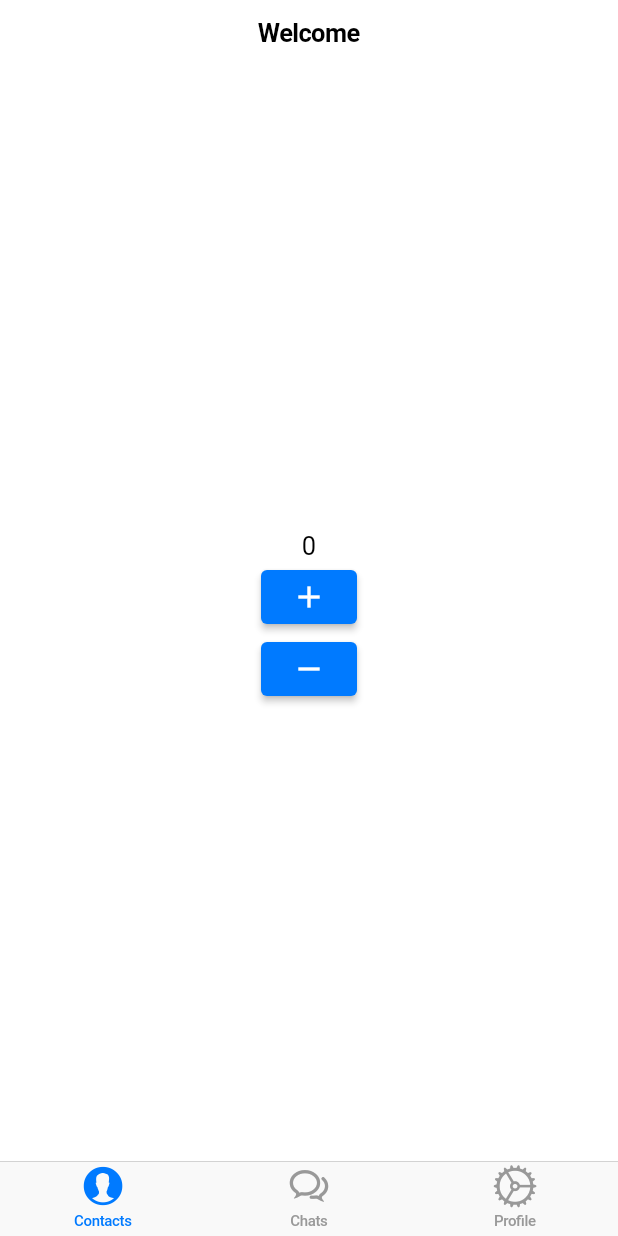
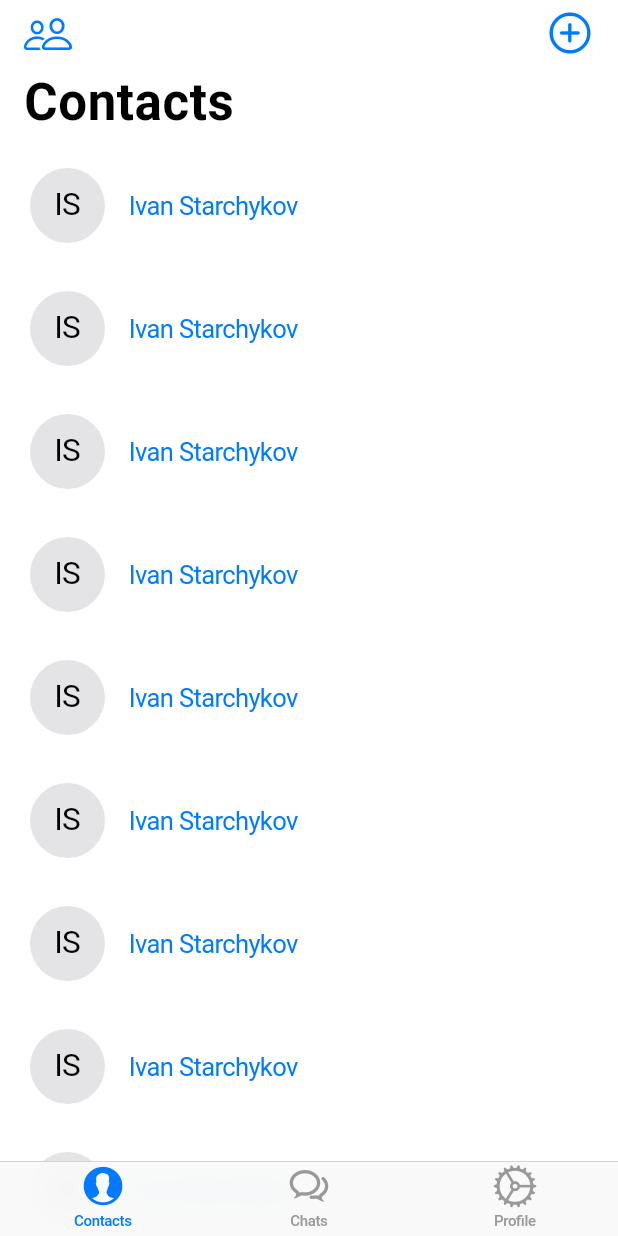
Before and after one commit to starchykov/flutter_login_app, a Flutter app: the HomePage screen opened by its route, on a phone screen of 412 x 824 dp. Run offline on Flutter 3.47's test engine with Material 2 defaults, Android fonts, the phone set to English and light mode, and no system bars; our stand-ins replace shared_preferences; accounts and stored records are empty.

Commit message:
Contacts screen created (draft)

```diff
--- a/lib/main.dart
+++ b/lib/main.dart
@@ -8,5 +8,5 @@ void main() {
 class MyApp extends StatelessWidget {
   const MyApp({Key? key}) : super(key: key);
   @override
-  Widget build(BuildContext context) => MVVMApp.render();
+  Widget build(BuildContext context) => LoginApp.render();
 }
--- a/lib/ui/app_navigation/app_navigation.dart
+++ b/lib/ui/app_navigation/app_navigation.dart
@@ -1,4 +1,5 @@
 import 'package:flutter/cupertino.dart';
+import 'package:flutter_login_app/ui/screens/contacts_screen/contacts_screen.dart';
 import 'package:flutter_login_app/ui/screens/counter_screen/counter_page.dart';
 import 'package:flutter_login_app/ui/screens/home_screen/home_page.dart';
 import 'package:flutter_login_app/ui/screens/loader_screen/loader_page.dart';
@@ -11,6 +12,7 @@ abstract class AppNavigationRoutes {
   static const loaderWidget = '/';
   static const loginWidget = '/login';
   static const homeWidget = '/home';
+  static const contactsWidget = '/contacts';
   static const settingWidget = '/setting';
 }
 
@@ -19,11 +21,12 @@ class AppNavigation {
     AppNavigationRoutes.loaderWidget: (context) => LoaderPage.render(),
     AppNavigationRoutes.loginWidget: (context) => LoginPage.render(),
     AppNavigationRoutes.homeWidget: (context) => HomePage.render(),
+    AppNavigationRoutes.contactsWidget: (context) => ContactsScreen.render(),
     AppNavigationRoutes.settingWidget: (context) => SettingPage.render(),
   };
 
   final List<Widget> bottomNavigationScreens = <Widget>[
-    CounterPage.render(),
+    ContactsScreen.render(),
     CounterPage.render(),
     SettingPage.render(),
   ];
--- a/lib/ui/screens/application/app.dart
+++ b/lib/ui/screens/application/app.dart
@@ -4,13 +4,13 @@ import 'package:flutter_login_app/ui/screens/application/app_state.dart';
 import 'package:flutter_login_app/ui/screens/application/app_view_model.dart';
 import 'package:provider/provider.dart';
 
-class MVVMApp extends StatelessWidget {
-  const MVVMApp({Key? key}) : super(key: key);
+class LoginApp extends StatelessWidget {
+  const LoginApp({Key? key}) : super(key: key);
 
   static Widget render() {
     return ChangeNotifierProvider(
       create: (context) => AppViewModel(),
-      child: const MVVMApp(),
+      child: const LoginApp(),
     );
   }
 
--- /dev/null
+++ b/lib/ui/screens/contacts_screen/contacts_item.dart
@@ -0,0 +1,10 @@
+import 'package:flutter/material.dart';
+
+class ContactsItem extends StatelessWidget {
+  const ContactsItem({Key? key}) : super(key: key);
+
+  @override
+  Widget build(BuildContext context) {
+    return Container();
+  }
+}
--- /dev/null
+++ b/lib/ui/screens/contacts_screen/contacts_screen.dart
@@ -0,0 +1,59 @@
+import 'package:flutter/cupertino.dart';
+import 'package:flutter_login_app/ui/screens/contacts_screen/contacts_screen_view_model.dart';
+import 'package:provider/provider.dart';
+
+class ContactsScreen extends StatelessWidget {
+  const ContactsScreen({Key? key}) : super(key: key);
+
+  static Widget render() {
+    return ChangeNotifierProvider(
+      create: (context) => ContactsScreenViewModel(context: context),
+      child: const ContactsScreen(),
+    );
+  }
+
+  @override
+  Widget build(BuildContext context) {
+    return CupertinoPageScaffold(
+      child: CustomScrollView(slivers: [
+        const CupertinoSliverNavigationBar(
+          leading: Icon(CupertinoIcons.person_2),
+          largeTitle: Text('Contacts'),
+          trailing: Icon(CupertinoIcons.add_circled),
+        ),
+        SliverFillRemaining(
+          hasScrollBody: false,
+          child: Column(
+            mainAxisAlignment: MainAxisAlignment.center,
+            children: List.generate(20, (index) => const _ContactsItem()),
+          ),
+        ),
+      ]),
+    );
+  }
+}
+
+class _ContactsItem extends StatelessWidget {
+  const _ContactsItem({Key? key}) : super(key: key);
+
+  @override
+  Widget build(BuildContext context) {
+    return CupertinoButton(
+        child: Row(
+          children: [
+            ClipOval(
+              child: Container(
+                width: 50,
+                height: 50,
+                color: CupertinoColors.systemFill,
+                alignment: Alignment.center,
+                child: Text('IS', style: CupertinoTheme.of(context).textTheme.pickerTextStyle),
+              ),
+            ),
+            const SizedBox(width: 16.0),
+            const Text('Ivan Starchykov'),
+          ],
+        ),
+        onPressed: () {});
+  }
+}
--- /dev/null
+++ b/lib/ui/screens/contacts_screen/contacts_screen_view_model.dart
@@ -0,0 +1,7 @@
+import 'package:flutter/cupertino.dart';
+
+class ContactsScreenViewModel extends ChangeNotifier {
+  final BuildContext context;
+
+  ContactsScreenViewModel({required this.context});
+}
```
